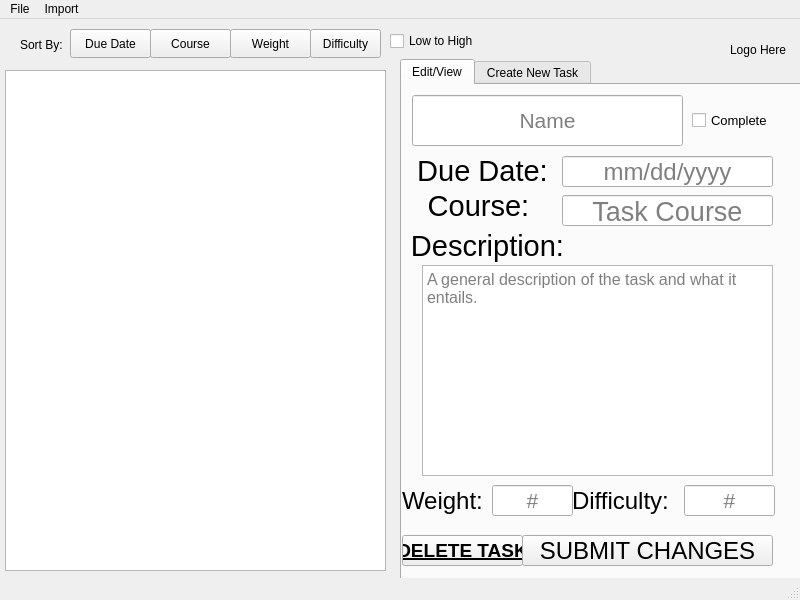
First picture: the form in tasker.ui, repository ColbiH/Tasker, before the edit.
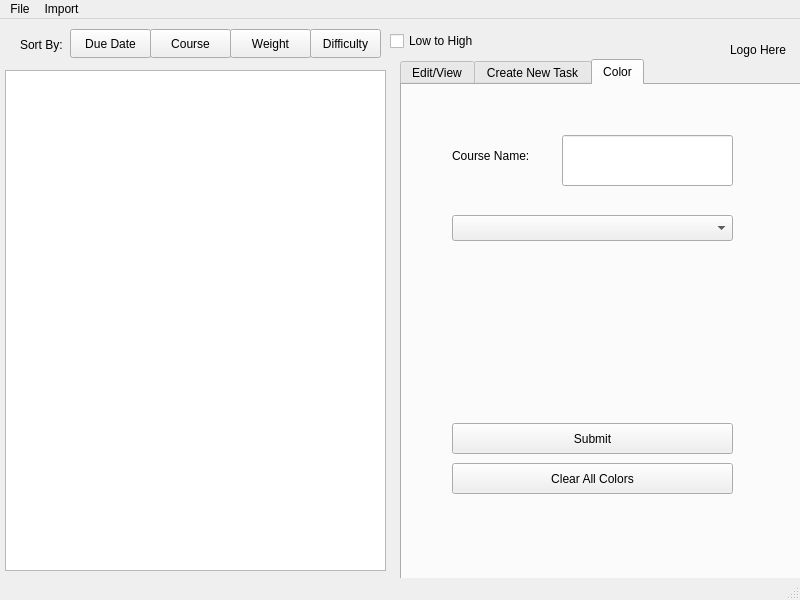
Second picture: the form after the edit. The open tabs and pages were chosen to show the change.

Commit message: Color coordination

```diff
--- a/tasker.ui
+++ b/tasker.ui
@@ -29,9 +29,21 @@
       <height>521</height>
      </rect>
     </property>
+    <property name="maximumSize">
+     <size>
+      <width>401</width>
+      <height>16777215</height>
+     </size>
+    </property>
     <property name="currentIndex">
      <number>0</number>
     </property>
+    <property name="iconSize">
+     <size>
+      <width>16</width>
+      <height>16</height>
+     </size>
+    </property>
     <widget class="QWidget" name="tab">
      <attribute name="title">
       <string>Edit/View</string>
@@ -605,6 +617,70 @@
       </property>
      </widget>
     </widget>
+    <widget class="QWidget" name="tab_3">
+     <attribute name="title">
+      <string>Color</string>
+     </attribute>
+     <widget class="QLabel" name="label_11">
+      <property name="geometry">
+       <rect>
+        <x>50</x>
+        <y>40</y>
+        <width>101</width>
+        <height>61</height>
+       </rect>
+      </property>
+      <property name="text">
+       <string>Course Name:</string>
+      </property>
+     </widget>
+     <widget class="QLineEdit" name="lineEdit">
+      <property name="geometry">
+       <rect>
+        <x>160</x>
+        <y>50</y>
+        <width>171</width>
+        <height>51</height>
+       </rect>
+      </property>
+     </widget>
+     <widget class="QComboBox" name="comboBox_2">
+      <property name="geometry">
+       <rect>
+        <x>50</x>
+        <y>130</y>
+        <width>281</width>
+        <height>26</height>
+       </rect>
+      </property>
+     </widget>
+     <widget class="QPushButton" name="pushButton_5">
+      <property name="geometry">
+       <rect>
+        <x>50</x>
+        <y>338</y>
+        <width>281</width>
+        <height>31</height>
+       </rect>
+      </property>
+      <property name="text">
+       <string>Submit</string>
+      </property>
+     </widget>
+     <widget class="QPushButton" name="pushButton_6">
+      <property name="geometry">
+       <rect>
+        <x>50</x>
+        <y>378</y>
+        <width>281</width>
+        <height>31</height>
+       </rect>
+      </property>
+      <property name="text">
+       <string>Clear All Colors</string>
+      </property>
+     </widget>
+    </widget>
    </widget>
    <widget class="QLabel" name="label">
     <property name="geometry">
```
